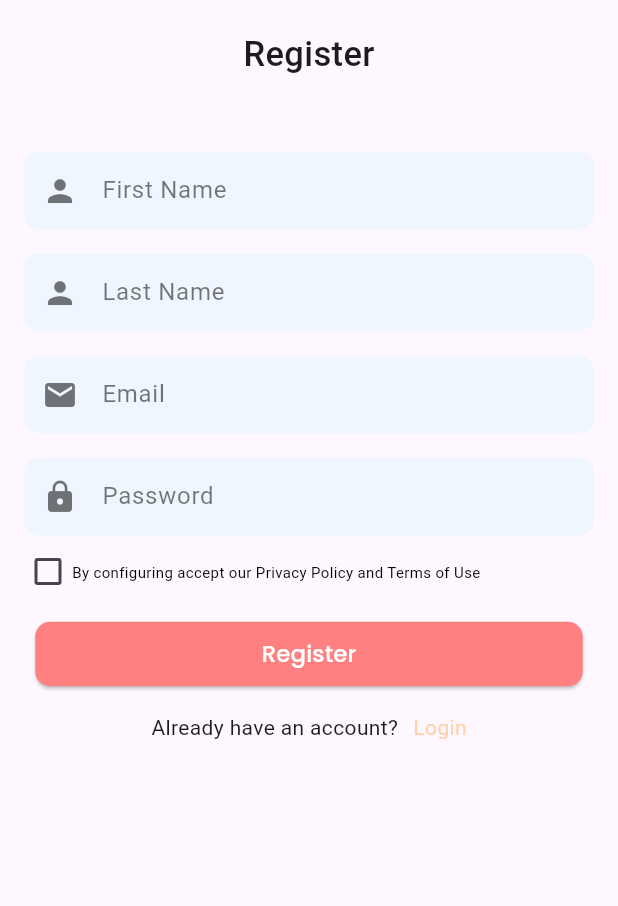
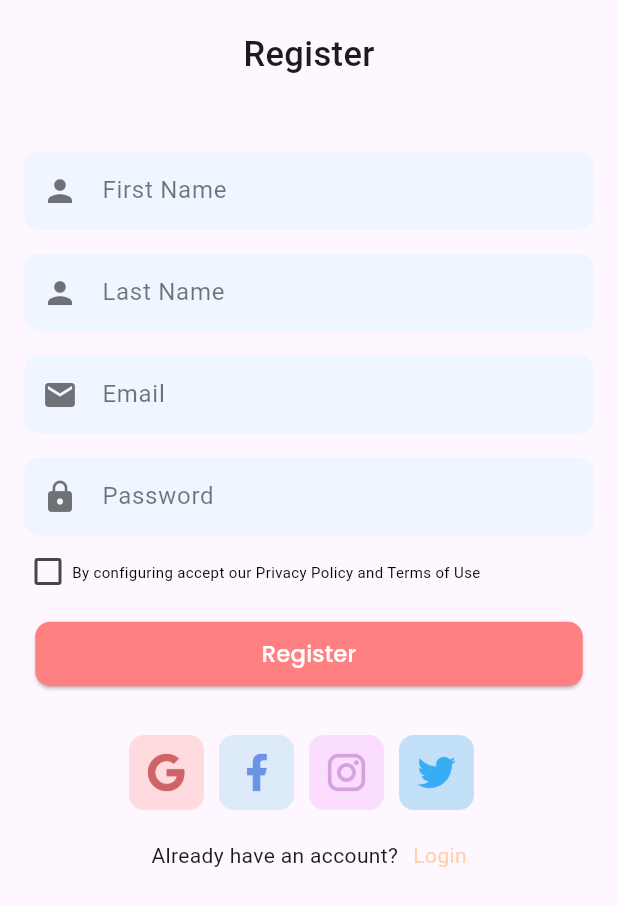
Before and after one commit to PradiptaAhmad/iLearn_project, a Flutter app: the screen it shows after launch, on a phone screen of 412 x 824 dp. Shown: the top 906 px of the screen. Run offline on Flutter 3.47's test engine with Material 3 defaults, Android fonts, the phone set to English and light mode, and no system bars; our stand-ins replace google_fonts, introduction_screen.

Commit message:
[alyaa] style icon

```diff
--- a/lib/main.dart
+++ b/lib/main.dart
@@ -9,7 +9,6 @@ void main() {
 class MyApp extends StatelessWidget {
   const MyApp({super.key});
 
-  // This widget is the root of your application.
   @override
   Widget build(BuildContext context) {
     return MaterialApp(
--- a/lib/pages/register.dart
+++ b/lib/pages/register.dart
@@ -36,8 +36,9 @@ class Regsiter extends StatelessWidget {
             CheckboxWidget(),
             SizedBox(height: 15),
             ButtonInputUser(onPressed: (){}),
-            // Logo(),
-            SizedBox(height: 15),
+            SizedBox(height: 30,),
+            Logo(),
+            SizedBox(height: 20),
             Row(
               mainAxisAlignment: MainAxisAlignment.center,
               children: [
--- a/lib/widget/logo.dart
+++ b/lib/widget/logo.dart
@@ -1,17 +1,36 @@
 import 'package:flutter/material.dart';
 
 class Logo extends StatelessWidget {
-  const Logo({super.key});
-
   @override
   Widget build(BuildContext context) {
-    return Row(
-      children: [
-        Image.asset("assets/logo/google.png"),
-        Image.asset("assets/logo/facebook.png"),
-        Image.asset("assets/logo/ig.png"),
-        Image.asset("assets/logo/twt.png"),
-      ],
+    final logoSize = 50.0;
+
+    final logoPaths = [
+      "assets/logo/google.png",
+      "assets/logo/facebook.png",
+      "assets/logo/ig.png",
+      "assets/logo/twt.png",
+    ];
+
+    return Center(
+      child: Padding(
+        padding: EdgeInsets.symmetric(horizontal: 15),
+        child: SingleChildScrollView(
+          scrollDirection: Axis.horizontal,
+          child: Row(
+            children: List.generate(logoPaths.length, (index) {
+              return Padding(
+                padding: EdgeInsets.only(right: 10), // Jarak antara logo
+                child: Image.asset(
+                  logoPaths[index],
+                  width: logoSize,
+                  height: logoSize,
+                ),
+              );
+            }),
+          ),
+        ),
+      ),
     );
   }
 }
```
Also changed, not shown: pubspec.yaml (+4 -6 lines), 1 other file.
